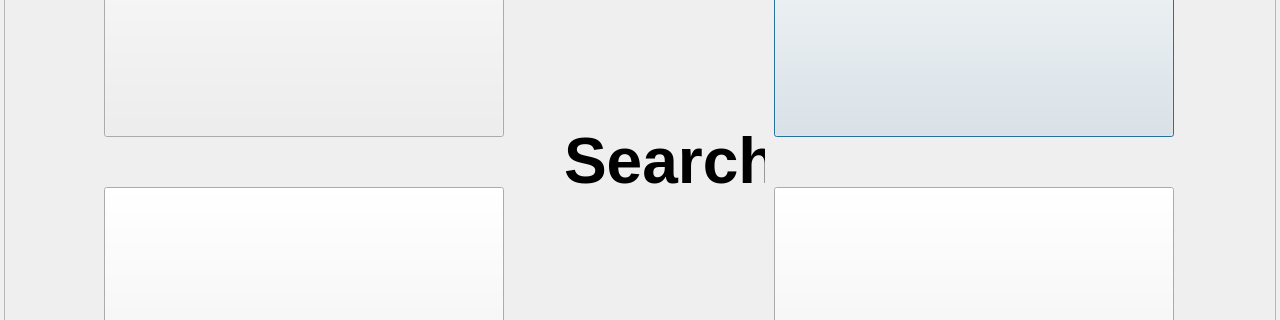
The window that gui/mainwidget/src/search/searchdialog.ui (yjsin-emastec/neptune) describes before a commit, drawn with Qt 5; both pictures show x 0 to 1280 and y 197 to 517 of the 1280 by 720 pixel window.
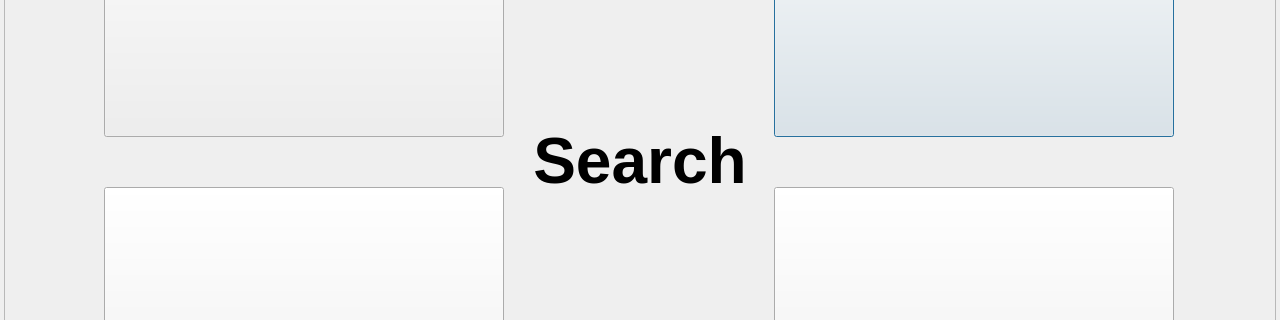
The same window after the commit.

Commit message: Fix label size and alignment in search dialog Fix 내용 - 검색 메뉴의 라벨이 가운데 오도록 크기와 정렬을 수정

The edit to the form file:
```diff
--- a/gui/mainwidget/src/search/searchdialog.ui
+++ b/gui/mainwidget/src/search/searchdialog.ui
@@ -128,9 +128,9 @@
    <widget class="QLabel" name="labelSearch">
     <property name="geometry">
      <rect>
-      <x>560</x>
+      <x>0</x>
       <y>323</y>
-      <width>201</width>
+      <width>1272</width>
       <height>61</height>
      </rect>
     </property>
@@ -145,6 +145,9 @@
     <property name="text">
      <string>Search</string>
     </property>
+    <property name="alignment">
+     <set>Qt::AlignCenter</set>
+    </property>
    </widget>
    <widget class="QPushButton" name="buttonLog">
     <property name="enabled">
```
